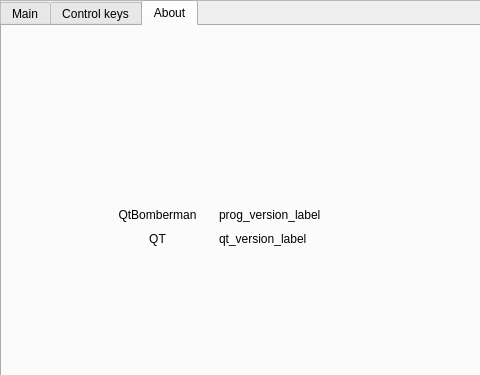
The window that gui/ui/MenuTabFrame.ui (contremaitre/BomberDude) describes before a commit, drawn with Qt 5; both pictures show x 0 to 480 and y 0 to 375 of the 850 by 625 pixel window.
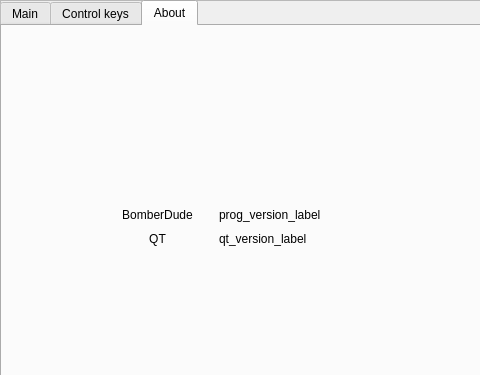
The same window after the commit. The open tabs and pages were chosen to show the change.

Commit message: s/QtBomberman/BomberDude/

What changed in the file:
```diff
--- a/gui/ui/MenuTabFrame.ui
+++ b/gui/ui/MenuTabFrame.ui
@@ -58,7 +58,7 @@
       <item row="0" column="0">
        <widget class="QLabel" name="label">
         <property name="text">
-         <string>QtBomberman</string>
+         <string>BomberDude</string>
         </property>
         <property name="alignment">
          <set>Qt::AlignCenter</set>
```
The commit also changes 4 other files.
